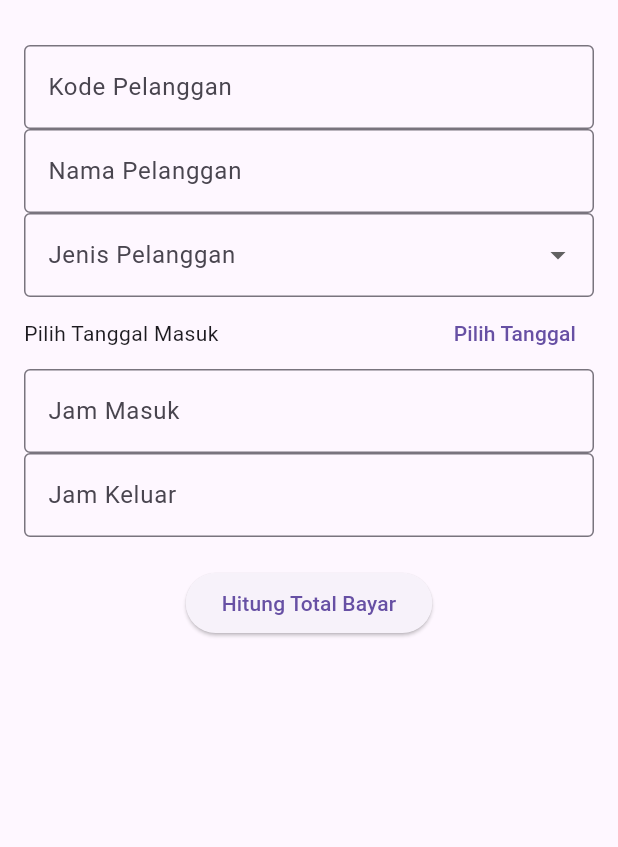
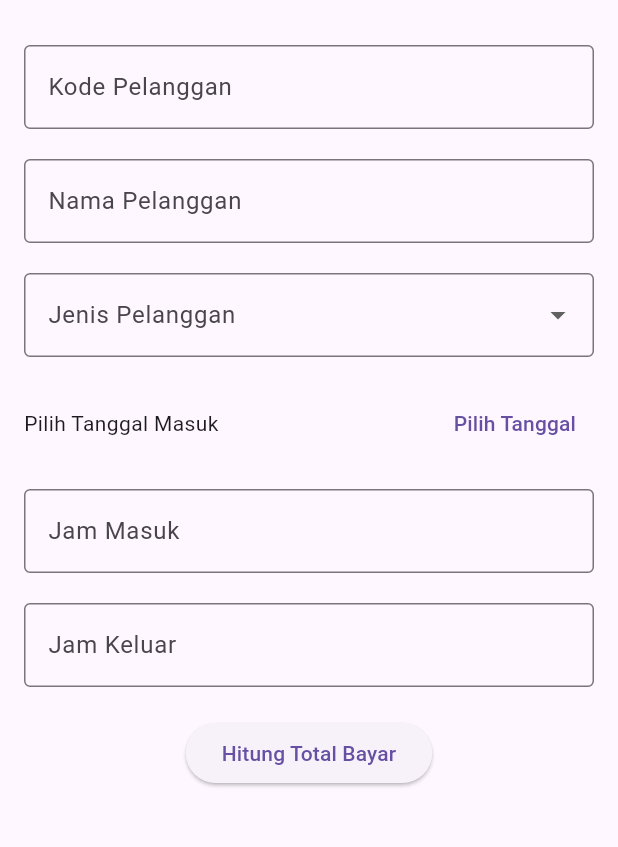
Before and after one commit to HafizhF1104/Project_Flutter_Warnet, a Flutter app: the screen it shows after launch, on a phone screen of 412 x 824 dp, the part 63-910 px from its top. Run offline on Flutter 3.47's test engine with Material 3 defaults, Android fonts, the phone set to English and light mode, and no system bars.

Commit message:
https://github.com/HafizhF1104/Project_Flutter_Warnet

```diff
--- a/lib/InputPage.dart
+++ b/lib/InputPage.dart
@@ -1,100 +1,3 @@
-// //import 'dart:ffi';
-
-// import 'package:flutter/material.dart';
-// import 'package:flutter_warnet/Class.dart';
-// import 'package:flutter_warnet/ResultPage.dart';
-
-// class InputPage extends StatefulWidget {
-//   @override
-//   State<InputPage> createState() => InputPageState();
-// }
-
-// class InputPageState extends State<InputPage> {
-//   TextEditingController namaController = TextEditingController();
-//   TextEditingController kodeController = TextEditingController();
-//   TextEditingController jenisController = TextEditingController();
-//   TextEditingController tglMasukController = TextEditingController();
-//   TextEditingController jamMasukController = TextEditingController();
-//   TextEditingController jamKeluarController = TextEditingController();
-
-//   void submitData() {
-//     String nama = namaController.text;
-//     String kode = kodeController.text;
-//     String jenis = jenisController.text;
-//     String tglMasuk = tglMasukController.text;
-//     double jamMasuk = double.tryParse(jamMasukController.text) ?? 0.0;
-//     double jamKeluar = double.tryParse(jamKeluarController.text) ?? 0.0;
-
-//     if (jamKeluar > jamMasuk) {
-//       Pelanggan pelanggan = Pelanggan(
-//         kodePelanggan: kode,
-//         namaPelanggan: nama,
-//         jenisPelanggan: jenis,
-//       );
-//       Warnet warnet = Warnet(
-//           pelanggan: pelanggan,
-//           tglMasuk: tglMasuk,
-//           jamMasuk: jamMasuk,
-//           jamKeluar: jamKeluar);
-
-//       Navigator.of(context).push(
-//         MaterialPageRoute(builder: (context) => ResultPage(warnet: warnet)),
-//       );
-//     } else {
-//       ScaffoldMessenger.of(context).showSnackBar(
-//         SnackBar(content: Text('Jam Keluar Harus lebih besar dari Jam Masuk')),
-//       );
-//     }
-//   }
-
-//   @override
-//   Widget build(BuildContext context) {
-//     return Scaffold(
-//         appBar: AppBar(
-//           title: Text('Input Data Warnet'),
-//         ),
-//         body: Padding(
-//           padding: EdgeInsets.all(16.0),
-//           child: Column(
-//             children: [
-//               TextField(
-//                 controller: kodeController,
-//                 decoration: InputDecoration(labelText: 'Kode Pelanggan'),
-//               ),
-//               TextField(
-//                 controller: namaController,
-//                 decoration: InputDecoration(labelText: 'Nama Pelanggan'),
-//               ),
-//               TextField(
-//                 controller: jenisController,
-//                 decoration: InputDecoration(
-//                     labelText: 'Jenis Pelanggan (VIP/GOLD/REGULAR)'),
-//               ),
-//               TextField(
-//                 controller: tglMasukController,
-//                 decoration: InputDecoration(labelText: 'Tanggal Masuk'),
-//               ),
-//               TextField(
-//                 controller: jamMasukController,
-//                 keyboardType: TextInputType.number,
-//                 decoration: InputDecoration(labelText: 'Jam Masuk'),
-//               ),
-//               TextField(
-//                 controller: jamKeluarController,
-//                 keyboardType: TextInputType.number,
-//                 decoration: InputDecoration(labelText: 'JamKeluar'),
-//               ),
-//               SizedBox(height: 20),
-//               ElevatedButton(
-//                 onPressed: submitData,
-//                 child: Text('Hitung Total Bayar'),
-//               ),
-//             ],
-//           ),
-//         ));
-//   }
-// }
-
 import 'package:flutter/material.dart';
 import 'package:flutter_warnet/Class.dart';
 import 'package:flutter_warnet/ResultPage.dart';
@@ -182,12 +85,14 @@ class InputPageState extends State<InputPage> {
               decoration: InputDecoration(
                   border: OutlineInputBorder(), labelText: 'Kode Pelanggan'),
             ),
+            SizedBox(height: 20),
             // Input Nama Pelanggan
             TextField(
               controller: namaController,
               decoration: InputDecoration(
                   border: OutlineInputBorder(), labelText: 'Nama Pelanggan'),
             ),
+            SizedBox(height: 20),
             // Dropdown untuk Jenis Pelanggan
             DropdownButtonFormField<String>(
               value: selectedJenisPelanggan,
@@ -205,6 +110,7 @@ class InputPageState extends State<InputPage> {
                 });
               },
             ),
+            SizedBox(height: 20),
             // DatePicker untuk Tanggal Masuk
             Row(
               children: [
@@ -222,6 +128,7 @@ class InputPageState extends State<InputPage> {
                 ),
               ],
             ),
+            SizedBox(height: 20),
             // Input Jam Masuk
             TextField(
               controller: jamMasukController,
@@ -229,6 +136,7 @@ class InputPageState extends State<InputPage> {
               decoration: InputDecoration(
                   border: OutlineInputBorder(), labelText: 'Jam Masuk'),
             ),
+            SizedBox(height: 20),
             // Input Jam Keluar
             TextField(
               controller: jamKeluarController,
```
